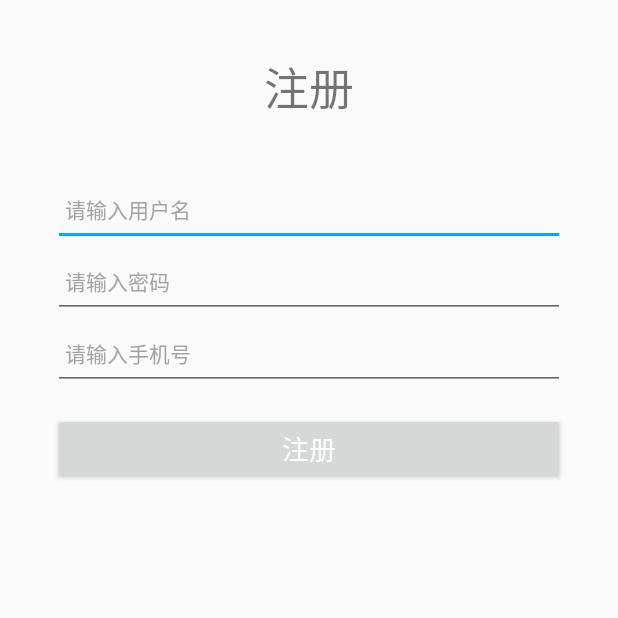
After one commit to StarkLyu/CLEAR-HCIproject, an Android app: the UserRegisterActivity screen opened directly, with no data from a screen before it, on a phone screen of 412 x 824 dp, the top half of it. The commit adds this screen. Run offline under Robolectric (Android 15) with nearby library versions, the phone set to English and light mode, and no system bars; libraries missing offline, so code that uses them is left out: com.amap.api.

Commit message:
登录注册

```diff
--- /dev/null
+++ b/CLEAR/app/src/main/java/com/example/clear/UserRegisterActivity.java
@@ -0,0 +1,164 @@
+package com.example.clear;
+
+import androidx.appcompat.app.AppCompatActivity;
+
+import android.content.Intent;
+import android.content.SharedPreferences;
+import android.os.Bundle;
+import android.os.Handler;
+import android.os.Message;
+import android.text.TextUtils;
+import android.util.Log;
+import android.view.View;
+import android.widget.Button;
+import android.widget.EditText;
+import android.widget.RelativeLayout;
+import android.widget.TextView;
+import android.widget.Toast;
+
+import com.amap.api.maps.model.HeatmapTileProvider;
+import com.amap.api.maps.model.LatLng;
+import com.amap.api.maps.model.TileOverlayOptions;
+import com.google.gson.Gson;
+
+import org.json.JSONArray;
+import org.json.JSONException;
+import org.json.JSONObject;
+
+import java.util.Arrays;
+import java.util.LinkedHashMap;
+import java.util.Map;
+
+public class UserRegisterActivity extends AppCompatActivity {
+
+    private Button btn_register;//注册按钮
+    //用户名，密码，再次输入的密码的控件
+    private EditText et_user_name,et_psw,et_tel;
+    //用户名，密码，再次输入的密码的控件的获取值
+    private String userName,psw, tel;
+    Thread thread1;
+
+    @Override
+    protected void onCreate(Bundle savedInstanceState) {
+        super.onCreate(savedInstanceState);
+        setContentView(R.layout.activity_user_register);
+        init();
+    }
+
+    private void init() {
+        //从activity_register.xml 页面中获取对应的UI控件
+        btn_register=findViewById(R.id.btn_register);
+        et_user_name=findViewById(R.id.et_user_name);
+        et_psw=findViewById(R.id.et_psw);
+        et_tel=findViewById(R.id.et_tel);
+
+        //注册按钮
+        btn_register.setOnClickListener(new View.OnClickListener() {
+            @Override
+            public void onClick(View v) {
+                //获取输入在相应控件中的字符串
+                getEditString();
+                //判断输入框内容
+                if(TextUtils.isEmpty(userName)){
+                    Toast.makeText(UserRegisterActivity.this, "请输入用户名", Toast.LENGTH_SHORT).show();
+                    return;
+                }else if(TextUtils.isEmpty(psw)){
+                    Toast.makeText(UserRegisterActivity.this, "请输入密码", Toast.LENGTH_SHORT).show();
+                    return;
+                }else if(TextUtils.isEmpty(tel)){
+                    Toast.makeText(UserRegisterActivity.this, "请输入手机号", Toast.LENGTH_SHORT).show();
+                    return;
+                }
+                else{
+                    thread1=new Thread(runnable);
+                    thread1.start();
+
+
+                }
+            }
+        });
+    }
+    /**
+     * 获取控件中的字符串
+     */
+    private void getEditString(){
+        userName=et_user_name.getText().toString().trim();
+        psw=et_psw.getText().toString().trim();
+        tel= et_tel.getText().toString().trim();
+    }
+
+    /**
+     *获取后台数据
+     */
+    Handler handler = new Handler(){
+        @Override
+        public void handleMessage(Message msg) {
+            super.handleMessage(msg);
+            Bundle data = msg.getData();
+            String val = data.getString("value");
+
+        }
+    };
+
+    /**
+     * 处理当前定位的请求
+     */
+    Runnable runnable = new Runnable(){
+        @Override
+        public void run() {
+            String post=userRegister(userName,psw,tel,"0");
+            Log.i("post request", userName+" "+psw+" "+tel+" 0");
+            Log.i("post response",post);
+
+//            解析json
+            try {
+                JSONArray jsonArray=new JSONArray(post);
+
+                if(post.equals("success")){
+//                    Toast.makeText(UserRegisterActivity.this, "注册成功", Toast.LENGTH_SHORT).show();
+                    //把账号、密码和账号标识保存到sp里面
+
+                    //注册成功后把账号传递到LoginActivity.java中
+                    // 返回值到loginActivity显示
+                    Intent data = new Intent();
+                    data.putExtra("userName", userName);
+                    setResult(RESULT_OK, data);
+                    //RESULT_OK为Activity系统常量，状态码为-1，
+                    // 表示此页面下的内容操作成功将data返回到上一页面，如果是用back返回过去的则不存在用setResult传递data值
+                    UserRegisterActivity.this.finish();
+                }
+                else{
+//                    Toast.makeText(UserRegisterActivity.this, "该用户名已存在", Toast.LENGTH_SHORT).show();
+                }
+
+            } catch (JSONException e) {
+                e.printStackTrace();
+            }
+
+            Message msg = new Message();
+            Bundle data = new Bundle();
+            data.putString("value","请求结果");
+
+            msg.setData(data);
+            handler.sendMessage(msg);
+        }
+    };
+
+    /**
+     *post注册信息
+     */
+    public static String userRegister(String username, String password, String tel, String device){
+
+        String h="http://175.24.72.189/index.php?r=user/register";
+        Map<String,Object> mmap=new LinkedHashMap<>();
+        mmap.put("userName", username);
+        mmap.put("password", password);
+        mmap.put("tel", tel);
+        mmap.put("device", device);
+        Gson gson=new Gson();
+        String json=gson.toJson(mmap);
+        PostInfo postInfo=new PostInfo(h,json);
+        return postInfo.postMethod();
+    }
+
+}
--- /dev/null
+++ b/CLEAR/app/src/main/res/layout/activity_user_register.xml
@@ -0,0 +1,86 @@
+<?xml version="1.0" encoding="utf-8"?>
+<androidx.constraintlayout.widget.ConstraintLayout xmlns:android="http://schemas.android.com/apk/res/android"
+    xmlns:app="http://schemas.android.com/apk/res-auto"
+    xmlns:tools="http://schemas.android.com/tools"
+    android:layout_width="match_parent"
+    android:layout_height="match_parent"
+    tools:context=".UserRegisterActivity">
+
+    <LinearLayout
+        xmlns:android="http://schemas.android.com/apk/res/android"
+        android:layout_width="match_parent"
+        android:layout_height="match_parent"
+        android:orientation="vertical">
+        <TextView
+            android:id="@+id/tv_main_title"
+            android:layout_width="wrap_content"
+            android:layout_height="wrap_content"
+            android:layout_marginTop="35dp"
+            android:layout_gravity="center_horizontal"
+            android:textSize="30sp"
+            android:text="注册"/>
+        <!--输入框-->
+        <EditText
+            android:id="@+id/et_user_name"
+            android:layout_width="fill_parent"
+            android:layout_height="48dp"
+            android:layout_marginTop="35dp"
+            android:layout_marginLeft="35dp"
+            android:layout_marginRight="35dp"
+            android:layout_gravity="center_horizontal"
+            android:drawablePadding="10dp"
+            android:paddingLeft="8dp"
+            android:gravity="center_vertical"
+            android:hint="请输入用户名"
+            android:singleLine="true"
+            android:textColor="#000000"
+            android:textColorHint="#a3a3a3"
+            android:textSize="14sp"/>
+        <!--输入框-->
+        <EditText
+        android:id="@+id/et_psw"
+        android:layout_width="fill_parent"
+        android:layout_height="48dp"
+        android:layout_gravity="center_horizontal"
+        android:layout_marginLeft="35dp"
+        android:layout_marginRight="35dp"
+        android:drawablePadding="10dp"
+        android:paddingLeft="8dp"
+        android:gravity="center_vertical"
+        android:hint="请输入密码"
+        android:inputType="textPassword"
+        android:singleLine="true"
+        android:textColor="#000000"
+        android:textColorHint="#a3a3a3"
+        android:textSize="14sp"/>
+        <EditText
+            android:id="@+id/et_tel"
+            android:layout_width="fill_parent"
+            android:layout_height="48dp"
+            android:layout_gravity="center_horizontal"
+            android:layout_marginLeft="35dp"
+            android:layout_marginRight="35dp"
+            android:drawablePadding="10dp"
+            android:paddingLeft="8dp"
+            android:gravity="center_vertical"
+            android:hint="请输入手机号"
+            android:singleLine="true"
+            android:textColor="#000000"
+            android:textColorHint="#a3a3a3"
+            android:textSize="14sp"/>
+        <!--按钮-->
+        <Button
+            android:id="@+id/btn_register"
+            android:layout_width="fill_parent"
+            android:layout_height="wrap_content"
+            android:layout_marginTop="15dp"
+            android:layout_marginLeft="35dp"
+            android:layout_marginRight="35dp"
+            android:layout_gravity="center_horizontal"
+            android:text="注册"
+            android:textColor="@android:color/white"
+            android:textSize="18sp"/>
+
+    </LinearLayout>
+
+</androidx.constraintlayout.widget.ConstraintLayout>
```
Also changed, not shown: CLEAR/app/build.gradle (+17 -0 lines), CLEAR/app/src/main/AndroidManifest.xml (+22 -20 lines), CLEAR/app/src/main/java/com/example/clear/MainActivity.java (+39 -1 lines), CLEAR/app/src/main/java/com/example/clear/UserInfoActivity.java (added, +14 -0 lines), CLEAR/app/src/main/java/com/example/clear/UserLoginActivity.java (added, +174 -0 lines), CLEAR/app/src/main/res/layout/activity_main.xml (+61 -19 lines), CLEAR/app/src/main/res/layout/activity_user_info.xml (added, +23 -0 lines), CLEAR/app/src/main/res/layout/activity_user_login.xml (added, +82 -0 lines).
